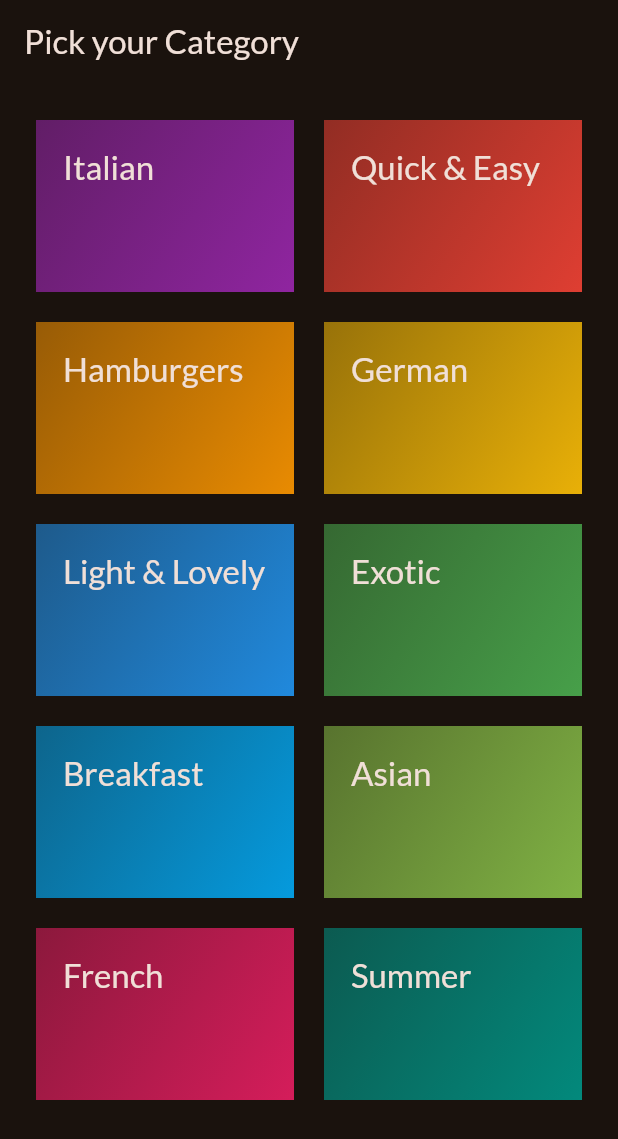
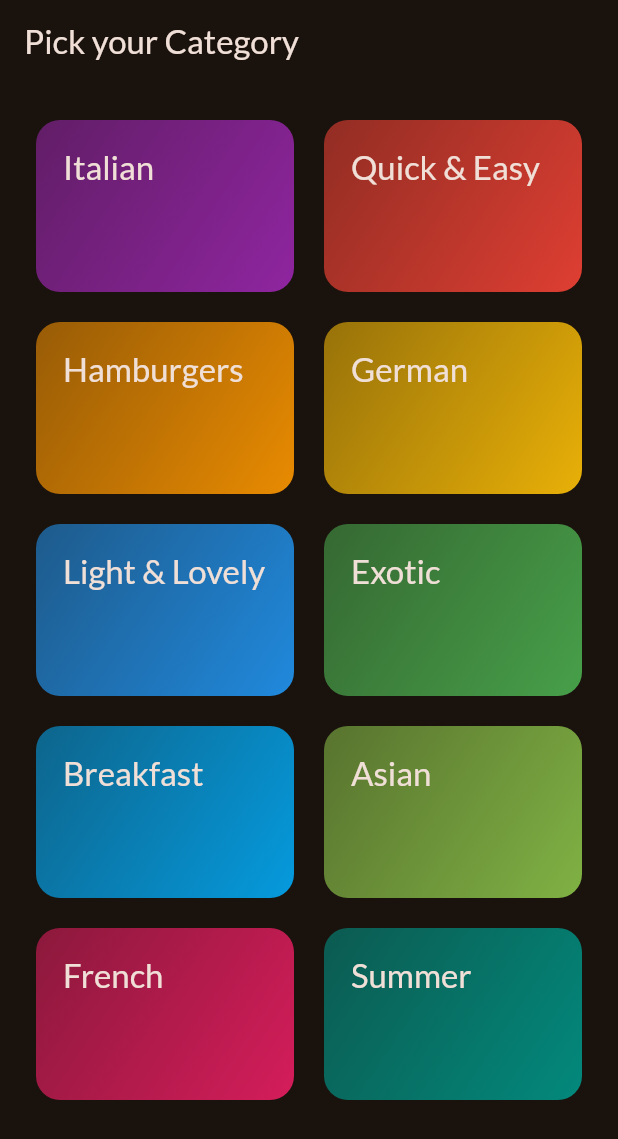
Before and after one commit to manavtore/Meal_App, a Flutter app: the screen it shows after launch, on a phone screen of 412 x 824 dp. Shown: the top 1139 px of the screen. Run offline on Flutter 3.47's test engine with Material 2 defaults, Android fonts, the phone set to English and light mode, and no system bars; our stand-ins replace google_fonts.

Commit message:
Inkwell feature added

```diff
--- a/lib/widgets/category_grid_item.dart
+++ b/lib/widgets/category_grid_item.dart
@@ -11,9 +11,14 @@ class CategoryGridItem extends StatelessWidget {
 
   @override
   Widget build(BuildContext context) {
-    return Container(
+    return InkWell(
+      onTap: () {},
+      splashColor: Colors.white,
+      borderRadius: BorderRadius.circular(16),
+      child: Container(
           padding: const EdgeInsets.all(18),
           decoration: BoxDecoration(
+              borderRadius: BorderRadius.circular(16),
               gradient: LinearGradient(
                 colors: [
                   category.color.withOpacity(0.55),
@@ -27,6 +32,7 @@ class CategoryGridItem extends StatelessWidget {
             style: Theme.of(context).textTheme.titleLarge!.copyWith(
                   color: Theme.of(context).colorScheme.onBackground,
                 ),
-        ));
+          )),
+    );
   }
 }
```
Lines whose indentation alone changed are shown as unchanged.
